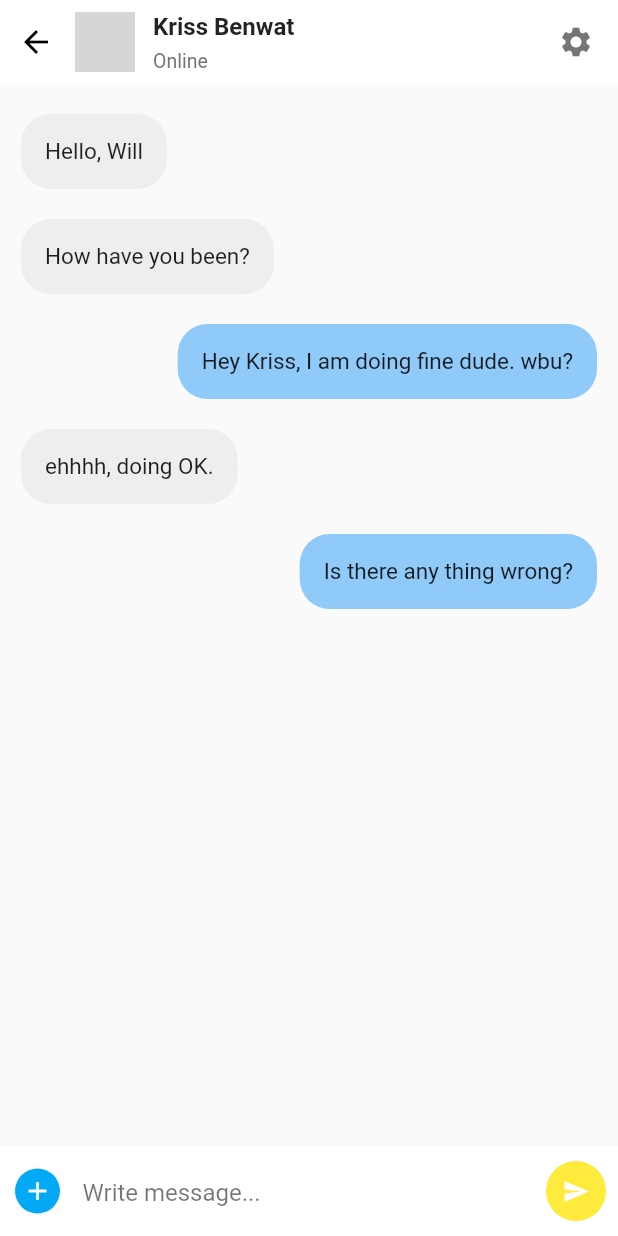
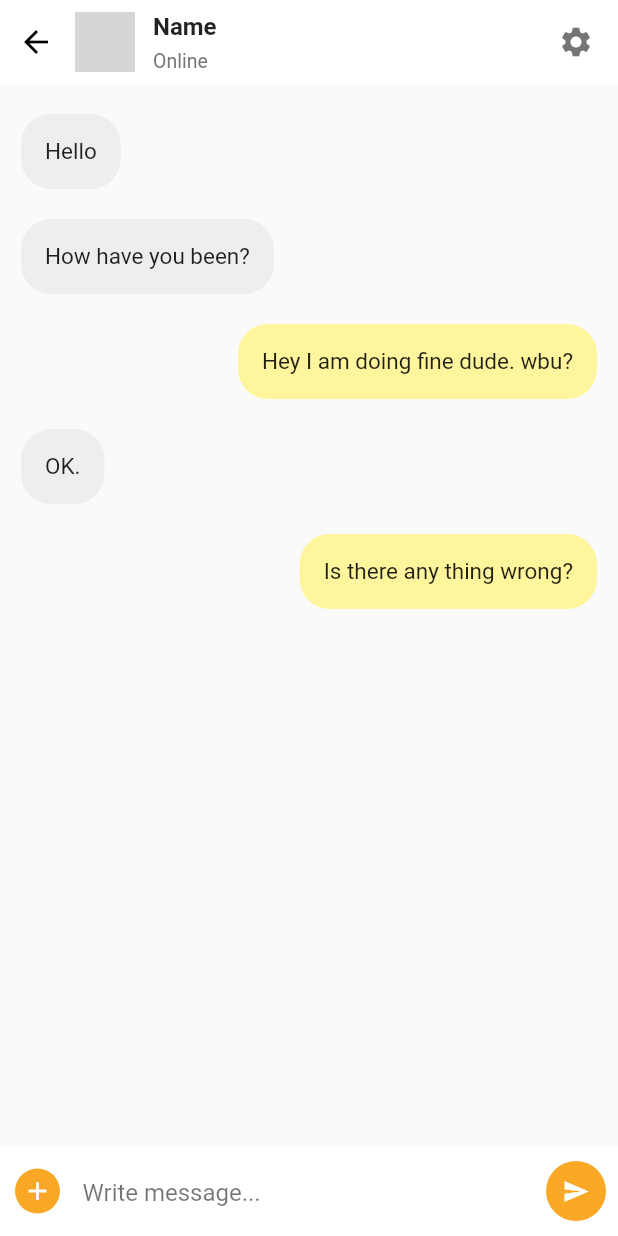
Before and after one commit to itfat/Passenger-chat-app, a Flutter app: the ChatScreen screen opened by its route, on a phone screen of 412 x 824 dp. Run offline on Flutter 3.47's test engine with Material 2 defaults, Android fonts, the phone set to English and light mode, and no system bars; missing offline and left inert: flutter_barcode_scanner; network calls fail; grey boxes are pictures that could not be loaded.

Commit message:
Simple UI

```diff
--- a/lib/main.dart
+++ b/lib/main.dart
@@ -1,6 +1,7 @@
 import 'package:flutter/material.dart';
 import 'package:passenger_chat_app/screens/home/home_screen.dart';
 import 'routes.dart';
+import 'screens/scanner/scan_screen.dart';
 
 void main() {
   runApp(MyApp());
@@ -14,7 +15,7 @@ class MyApp extends StatelessWidget {
       title: 'Flutter Demo',
 
       // We use routeName so that we dont need to remember the name
-      initialRoute: HomeScreen.routename,
+      initialRoute: ScanScreen.routename,
       routes: routes,
     );
   }
--- a/lib/routes.dart
+++ b/lib/routes.dart
@@ -1,12 +1,13 @@
 // We use name route
 // All our routes will be available here
-import 'dart:js';
 
 import 'package:flutter/material.dart';
 import 'package:passenger_chat_app/screens/chat/chat_screen.dart';
+import 'package:passenger_chat_app/screens/scanner/scan_screen.dart';
 import 'screens/home/home_screen.dart';
 
 final Map<String, WidgetBuilder> routes = {
   HomeScreen.routename: (context) => HomeScreen(),
   ChatScreen.routename: (context) => ChatScreen(),
+  ScanScreen.routename: (context) => ScanScreen(),
 };
--- a/lib/screens/chat/body/body.dart
+++ b/lib/screens/chat/body/body.dart
@@ -7,12 +7,11 @@ class ChatMessage {
 }
 
 List<ChatMessage> messages = [
-  ChatMessage(messageContent: "Hello, Will", messageType: "receiver"),
+  ChatMessage(messageContent: "Hello", messageType: "receiver"),
   ChatMessage(messageContent: "How have you been?", messageType: "receiver"),
   ChatMessage(
-      messageContent: "Hey Kriss, I am doing fine dude. wbu?",
-      messageType: "sender"),
-  ChatMessage(messageContent: "ehhhh, doing OK.", messageType: "receiver"),
+      messageContent: "Hey I am doing fine dude. wbu?", messageType: "sender"),
+  ChatMessage(messageContent: "OK.", messageType: "receiver"),
   ChatMessage(
       messageContent: "Is there any thing wrong?", messageType: "sender"),
 ];
@@ -46,7 +45,7 @@ class Body extends StatelessWidget {
                 ),
                 CircleAvatar(
                   backgroundImage: NetworkImage(
-                      "<https://randomuser.me/api/portraits/men/5.jpg>"),
+                      "https://www.google.com/imgres?imgurl=https%3A%2F%2Fimage.flaticon.com%2Ficons%2Fpng%2F512%2F1791%2F1791400.png&imgrefurl=https%3A%2F%2Fwww.flaticon.com%2Fpremium-icon%2Fcute_1791400&tbnid=qWwUa4rd67PdaM&vet=12ahUKEwiZ-JePtJDyAhUW44UKHfDuCqwQMygOegUIARC5AQ..i&docid=cgYU9ZrpAWn8cM&w=512&h=512&q=cute%20user&ved=2ahUKEwiZ-JePtJDyAhUW44UKHfDuCqwQMygOegUIARC5AQ"),
                   maxRadius: 20,
                 ),
                 SizedBox(
@@ -58,7 +57,7 @@ class Body extends StatelessWidget {
                     mainAxisAlignment: MainAxisAlignment.center,
                     children: <Widget>[
                       Text(
-                        "Kriss Benwat",
+                        "Name",
                         style: TextStyle(
                             fontSize: 16, fontWeight: FontWeight.w600),
                       ),
@@ -102,7 +101,7 @@ class Body extends StatelessWidget {
                       borderRadius: BorderRadius.circular(20),
                       color: (messages[index].messageType == "receiver"
                           ? Colors.grey.shade200
-                          : Colors.blue[200]),
+                          : Colors.yellow[200]),
                     ),
                     padding: EdgeInsets.all(16),
                     child: Text(
@@ -129,7 +128,7 @@ class Body extends StatelessWidget {
                       height: 30,
                       width: 30,
                       decoration: BoxDecoration(
-                        color: Colors.lightBlue,
+                        color: Colors.yellow[800],
                         borderRadius: BorderRadius.circular(30),
                       ),
                       child: Icon(
@@ -160,7 +159,7 @@ class Body extends StatelessWidget {
                       color: Colors.white,
                       size: 18,
                     ),
-                    backgroundColor: Colors.yellow,
+                    backgroundColor: Colors.yellow[800],
                     elevation: 0,
                   ),
                 ],
--- a/pubspec.yaml
+++ b/pubspec.yaml
@@ -25,9 +25,11 @@ dependencies:
     sdk: flutter
 
 
+
   # The following adds the Cupertino Icons font to your application.
   # Use with the CupertinoIcons class for iOS style icons.
   cupertino_icons: ^1.0.2
+  flutter_barcode_scanner: ^2.0.0
 
 dev_dependencies:
   flutter_test:
```
Also changed, not shown: lib/screens/scanner/body/body.dart (added, +66 -0 lines), lib/screens/scanner/scan_screen.dart (added, +15 -0 lines), pubspec.lock, 1 other file.
